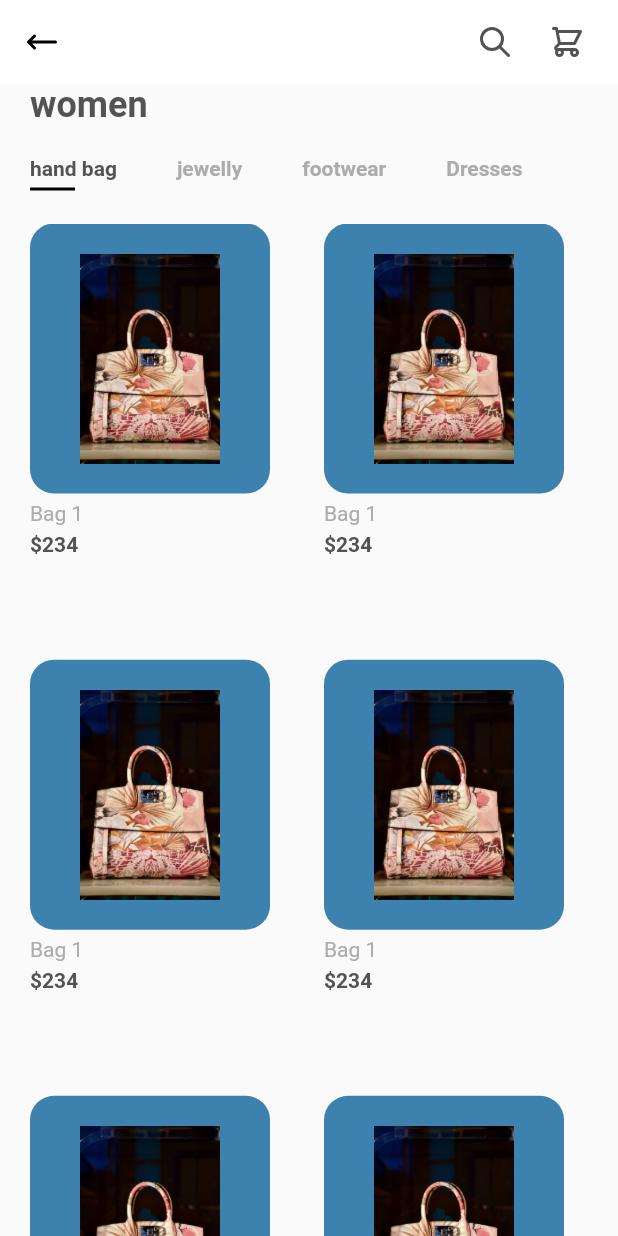
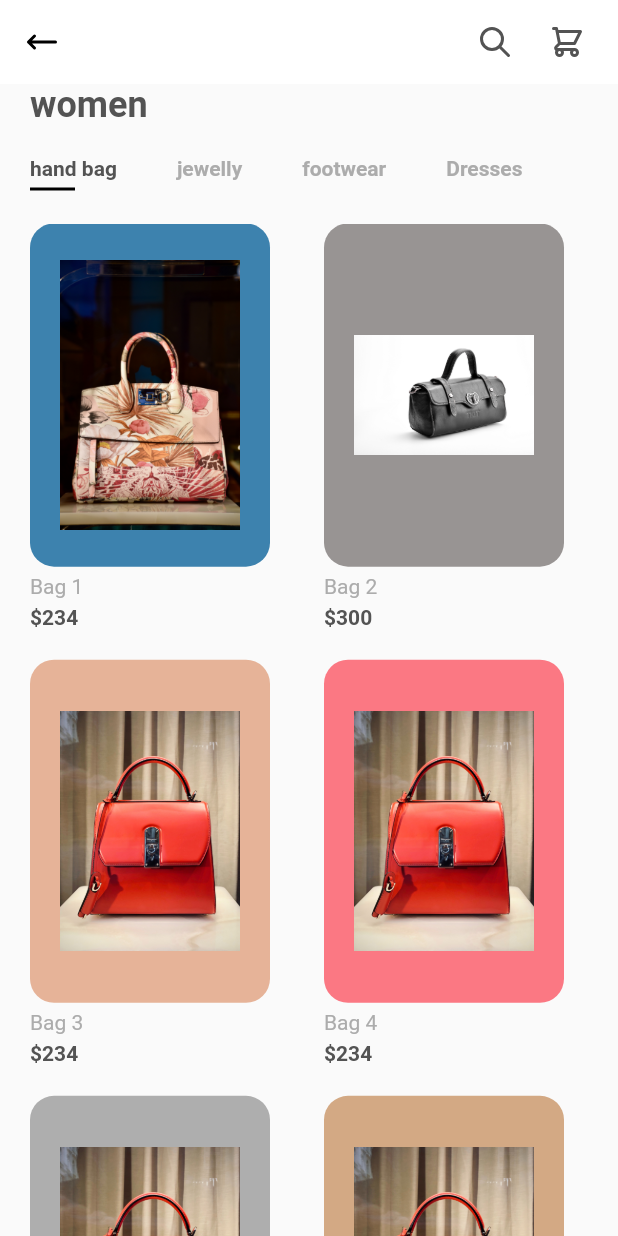
Before and after one commit to muwongelawrence-tech/flutter_ecommerce_app, a Flutter app: the screen it shows after launch, on a phone screen of 412 x 824 dp. Run offline on Flutter 3.47's test engine with Material 2 defaults, Android fonts, the phone set to English and light mode, and no system bars; our stand-ins replace flutter_svg.

Commit message:
More additions to the app

```diff
--- a/lib/models/product.dart
+++ b/lib/models/product.dart
@@ -34,11 +34,11 @@ class Product {
      Product(
         id:2,
         title:"Bag 2",
-        price:234,
-        size: 8,
+        price:300,
+        size: 11,
         description: "this is a good product.",
-        image:"assets/images/b2.jpg",
-        color: const Color(0xFF3D82AE),
+        image:"assets/images/b8.jpg",
+        color: const Color(0xFF989493),
     ),
      Product(
         id:3,
@@ -47,7 +47,16 @@ class Product {
         size: 11,
         description: "this is a good product.",
         image:"assets/images/b2.jpg",
-        color: const Color(0xFF3D82AE),
+        color: const Color(0xFFE6B398),
+    ),
+     Product(
+        id:3,
+        title:"Bag 4",
+        price:234,
+        size: 11,
+        description: "this is a good product.",
+        image:"assets/images/b2.jpg",
+        color: const Color(0xFFFB7883),
     ),
      Product(
         id:3,
@@ -56,7 +65,7 @@ class Product {
         size: 11,
         description: "this is a good product.",
         image:"assets/images/b2.jpg",
-        color: const Color(0xFF3D82AE),
+        color: const Color(0xFFAEAEAE),
     ),
      Product(
         id:3,
@@ -65,7 +74,7 @@ class Product {
         size: 11,
         description: "this is a good product.",
         image:"assets/images/b2.jpg",
-        color: const Color(0xFF3D82AE),
+        color: const Color(0xFFD3A984),
     ),
      Product(
         id:3,
@@ -74,16 +83,7 @@ class Product {
         size: 11,
         description: "this is a good product.",
         image:"assets/images/b2.jpg",
-        color: const Color(0xFF3D82AE),
-    ),
-     Product(
-        id:3,
-        title:"Bag 3",
-        price:234,
-        size: 11,
-        description: "this is a good product.",
-        image:"assets/images/b2.jpg",
-        color: const Color(0xFF3D82AE),
+        color: const Color(0xFF989493),
     ),
      Product(
         id:3,
--- a/lib/screens/components/body.dart
+++ b/lib/screens/components/body.dart
@@ -3,6 +3,8 @@ import 'package:flutter/material.dart';
 import 'package:shopping_app/constants.dart';
 import 'package:shopping_app/models/product.dart';
 import 'package:shopping_app/screens/components/categories.dart';
+import 'package:shopping_app/screens/components/item_card.dart';
+import 'package:shopping_app/screens/details/details_screen.dart';
 
 
 class Body extends StatelessWidget{
@@ -28,17 +30,32 @@ class Body extends StatelessWidget{
             const Categories(),
 
             Expanded(
+
               child: Padding(
+
                 padding: const EdgeInsets.symmetric(horizontal: kDefaultPadding),
+
                 child: GridView.builder(
+
                     itemCount: products.length,
+
                     gridDelegate: const SliverGridDelegateWithFixedCrossAxisCount(
                       crossAxisCount: 2,
                       mainAxisSpacing: kDefaultPadding,
                       crossAxisSpacing: kDefaultPadding,
                       childAspectRatio: 0.65
                     ),
-                 itemBuilder: (context ,index) =>  const ItemCard(),
+
+                    itemBuilder: (context ,index) =>  ItemCard(
+
+                      product: products[index],
+
+                      press: () =>  Navigator.push(
+                        context,
+                        MaterialPageRoute(builder: (context) => DetailsScreen(product: products[index]))
+                      ),
+                    ),
+
                  ),
               )
             ),
@@ -49,44 +66,3 @@ class Body extends StatelessWidget{
 
   }
 }
-
-class ItemCard extends StatelessWidget{
-  const ItemCard({Key? key}) : super(key: key);
-
-  // final Product  product;
-  // final Function press;
-
-  @override
-  Widget build(BuildContext context){
-    return  Column(
-              crossAxisAlignment: CrossAxisAlignment.start,
-               children: <Widget>[
-
-                     Container (
-                        padding: const EdgeInsets.all(kDefaultPadding),
-                        height: 180,
-                        width: 160,
-                        decoration : BoxDecoration(
-                          color: products[0].color,
-                          borderRadius: BorderRadius.circular(16)
-                        ),
-                        child:  Image.asset(products[0].image)
-                      ),
-
-                      Padding(
-                        padding: const EdgeInsets.symmetric(vertical: kDefaultPadding /4),
-                        child: Text(
-                          products[0].title,
-                          style:const TextStyle(color:kTextLightColor)
-                        )
-                      ),
-
-                      const Text(
-                        "\$234",
-                        style: TextStyle(fontWeight: FontWeight.bold),
-                      )
-
-             ],
-           );
-  }
-}
--- /dev/null
+++ b/lib/screens/components/item_card.dart
@@ -0,0 +1,54 @@
+import 'package:flutter/material.dart';
+import 'package:shopping_app/constants.dart';
+import 'package:shopping_app/models/product.dart';
+
+
+class ItemCard extends StatelessWidget{
+  final Product  product;
+  final VoidCallback press;
+
+  const ItemCard({Key? key,  required this.product,  required this.press}) : super(key: key);
+
+   @override
+  Widget build(BuildContext context){
+
+    return   GestureDetector(
+      onTap: press,
+
+      child: Column(
+
+              crossAxisAlignment: CrossAxisAlignment.start,
+
+               children: <Widget>[
+
+                     Expanded(
+                      child: Container (
+                          padding: const EdgeInsets.all(kDefaultPadding),
+                          height: 180,
+                          width: 160,
+                          decoration : BoxDecoration(
+                          color: product.color,
+                          borderRadius: BorderRadius.circular(16)
+                          ),
+                        child:  Image.asset(product.image)
+                      ),
+                     ),
+
+                      Padding(
+                        padding: const EdgeInsets.symmetric(vertical: kDefaultPadding /4),
+                        child: Text(
+                          product.title,
+                          style:const TextStyle(color:kTextLightColor)
+                        )
+                      ),
+
+                       Text(
+                        "\$${product.price}",
+                        style: const TextStyle(fontWeight: FontWeight.bold),
+                      )
+
+             ],
+           )
+    );
+  }
+}
--- /dev/null
+++ b/lib/screens/details/details_screen.dart
@@ -0,0 +1,18 @@
+import 'package:flutter/material.dart';
+import 'package:shopping_app/models/product.dart';
+
+
+class DetailsScreen extends StatelessWidget{
+   final Product product;
+
+const DetailsScreen({Key? key, required this.product}) : super(key: key);
+
+
+
+  @override
+  Widget build(BuildContext context){
+    return Scaffold(
+      backgroundColor: product.color,
+    );
+  }
+}
```
Also changed, not shown: lib/main.dart (+5 -11 lines), lib/screens/components/categories.dart (+12 -17 lines), assets/images/bag_blue2.jpeg (added), assets/images/bag_blue3.png (added), assets/images/bg_blue1.png (added). Lines whose indentation alone changed are shown as unchanged.
